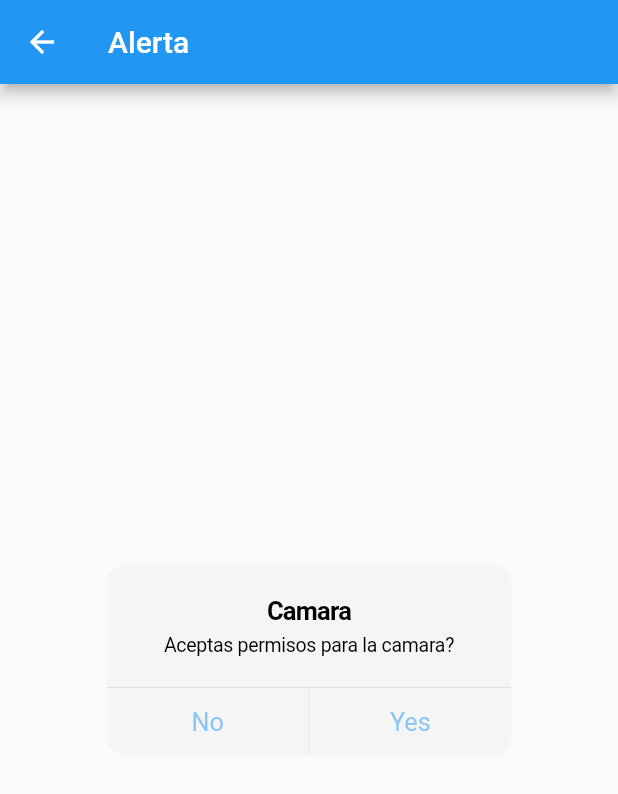
After one commit to paquito05/PC3_Multiplataforma, a Flutter app: the screen it shows after launch, after a tap on "Alertaa", on a phone screen of 412 x 824 dp. The commit adds this screen. Shown: the top 794 px of the screen. Run offline on Flutter 3.47's test engine with Material 2 defaults, Android fonts, the phone set to English and light mode, and no system bars; missing offline and left inert: dart:js.

Commit message:
Pregunta07 navegation PC-3

```diff
--- a/lib/main.dart
+++ b/lib/main.dart
@@ -1,5 +1,5 @@
-/* import 'package:componentes/src/pages/alert_page.dart';
-import 'package:componentes/src/pages/avatar_page.dart'; */
+import 'package:componentes/src/pages/alert_page.dart';
+//import 'package:componentes/src/pages/avatar_page.dart';
 import 'package:componentes/src/pages/home_page.dart';
 import 'package:flutter/material.dart';
 //import 'dart:ffi';
@@ -7,18 +7,17 @@ import 'package:flutter/material.dart';
 void main() => runApp(MyApp());
 
 class MyApp extends StatelessWidget {
-    @override
-    Widget build(BuildContext context){
+  @override
+  Widget build(BuildContext context) {
     return MaterialApp(
-        title :'Material App',
+        title: 'Material App',
         debugShowCheckedModeBanner: false,
         //home: Homepage(),
         initialRoute: '/',
-        routes:{
-        '/': (context) => HomePage()
-        /* 'alert': (context) -> AlertPage(),
-        'avatar': (context) => AvatarPage(), */
-            }
-        );
-    }
+        routes: {
+          '/': (context) => HomePage(),
+          'alert': (context) => ALertPage(),
+          //'avatar': (context) => AvatarPage(),
+        });
+  }
 }
--- /dev/null
+++ b/lib/src/pages/alert_page.dart
@@ -0,0 +1,20 @@
+import 'package:flutter/cupertino.dart';
+import 'package:flutter/material.dart';
+
+class ALertPage extends StatelessWidget {
+  @override
+  Widget build(BuildContext context) {
+    return Scaffold(
+        appBar: AppBar(
+          title: Text('Alerta'),
+        ),
+        body: CupertinoAlertDialog(
+          title: Text('Camara'),
+          content: Text('Aceptas permisos para la camara?'),
+          actions: [
+            CupertinoDialogAction(child: Text("No")),
+            CupertinoDialogAction(child: Text("Yes"))
+          ],
+        ));
+  }
+}
```
